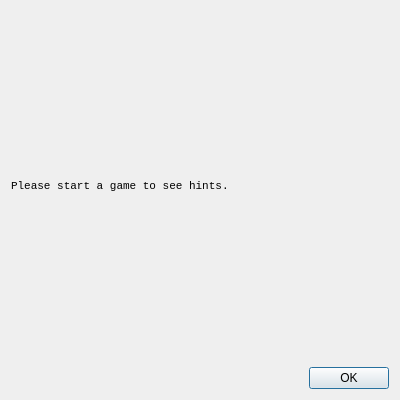
mucsci-students/2023fa-420-BigPythonEnergy, file BigPythonEnergy/ui/hintsMenu.ui: the form before one commit.
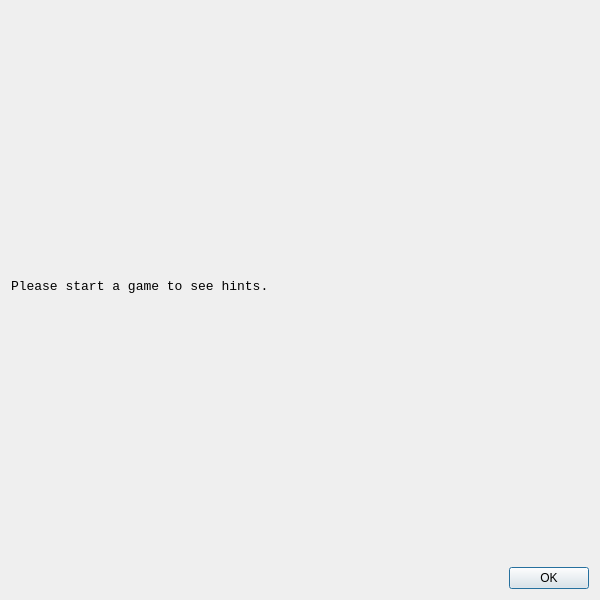
The form after the commit. Icons and pictures are not drawn.

Commit message:
Finished GUI Hints View
GUI hints now shows everything necessary.
Also, added perfect pangrams as shown in the example.

Diff of the .ui file:
```diff
--- a/BigPythonEnergy/ui/hintsMenu.ui
+++ b/BigPythonEnergy/ui/hintsMenu.ui
@@ -6,14 +6,20 @@
    <rect>
     <x>0</x>
     <y>0</y>
-    <width>400</width>
-    <height>400</height>
+    <width>600</width>
+    <height>600</height>
    </rect>
   </property>
   <property name="minimumSize">
    <size>
-    <width>400</width>
-    <height>400</height>
+    <width>600</width>
+    <height>600</height>
+   </size>
+  </property>
+  <property name="maximumSize">
+   <size>
+    <width>600</width>
+    <height>600</height>
    </size>
   </property>
   <property name="windowTitle">
@@ -29,7 +35,7 @@
      <property name="font">
       <font>
        <family>Consolas</family>
-       <pointsize>8</pointsize>
+       <pointsize>10</pointsize>
       </font>
      </property>
      <property name="text">
```
The commit also changes 3 other files.
